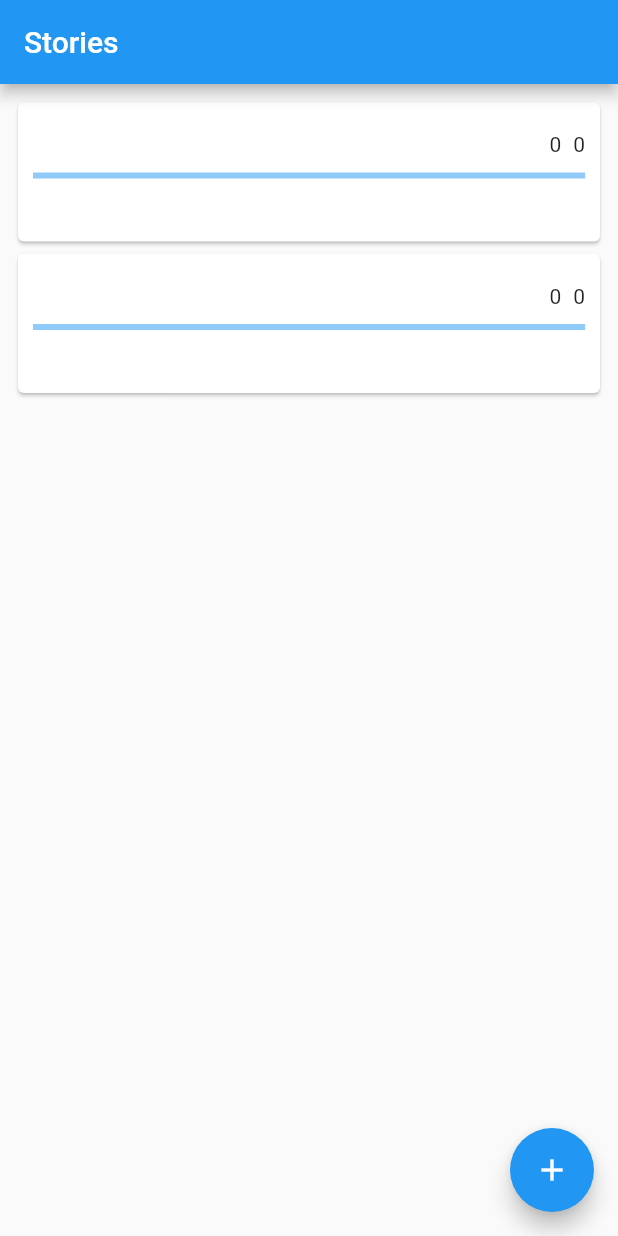
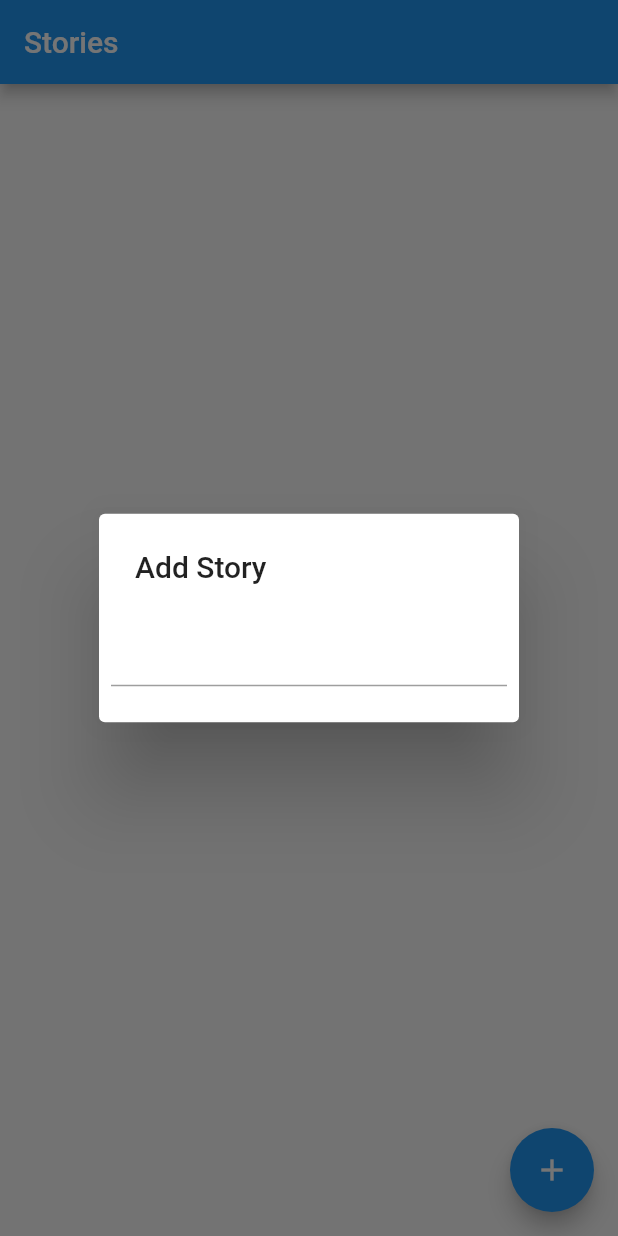
Before and after one commit to SyXo/fim_tether, a Flutter app: the screen it shows after launch, after a tap on the "add" icon, on a phone screen of 412 x 824 dp. Run offline on Flutter 3.47's test engine with Material 2 defaults, Android fonts, the phone set to English and light mode, and no system bars.

Commit message:
Add event removal and story ID dialog

```diff
--- a/lib/stories_app.dart
+++ b/lib/stories_app.dart
@@ -9,13 +9,6 @@ class StoriesApp extends StatefulWidget {
 
 class StoriesAppState extends State<StoriesApp> {
   List<Story> _stories = [];
-
-  @override
-  void initState() {
-    Story testStory = new Story(id: 240255);
-    _stories.add(testStory);
-    super.initState();
-  }
 
   @override
   Widget build(BuildContext context) {
@@ -33,14 +26,36 @@ class StoriesAppState extends State<StoriesApp> {
                           margin: new EdgeInsets.all(10.0),
                           child: new StoryView(story: _stories[index])));
                 }),
-          floatingActionButton: new FloatingActionButton(
+            floatingActionButton: new AddStoryActionButton()
+              ..storiesAppState = this));
+  }
+}
+
+class AddStoryActionButton extends StatelessWidget {
+  StoriesAppState storiesAppState;
+
+  @override
+  Widget build(BuildContext context) {
+    return new FloatingActionButton(
         child: new Icon(Icons.add),
         onPressed: () {
-                setState(() {
-                  Story story = new Story(id: 240255);
-                  _stories.add(story);
+          SimpleDialog dialog = new SimpleDialog(
+            title: new Text('Add Story'),
+            children: <Widget>[
+              new Container(
+                padding: new EdgeInsets.all(8.0),
+                child: new TextField(
+                  onSubmitted: (String value) {
+                    storiesAppState.setState(() {
+                      storiesAppState._stories
+                          .add(new Story(id: int.parse(value)));
                     });
-              }),
-        ));
+                  },
+                )
+              )
+            ],
+          );
+          showDialog(context: context, child: dialog);
+        });
   }
 }
```
Also changed, not shown: lib/event_emitter.dart (+14 -5 lines), lib/story_view.dart (+15 -7 lines). Lines whose indentation alone changed are shown as unchanged.
